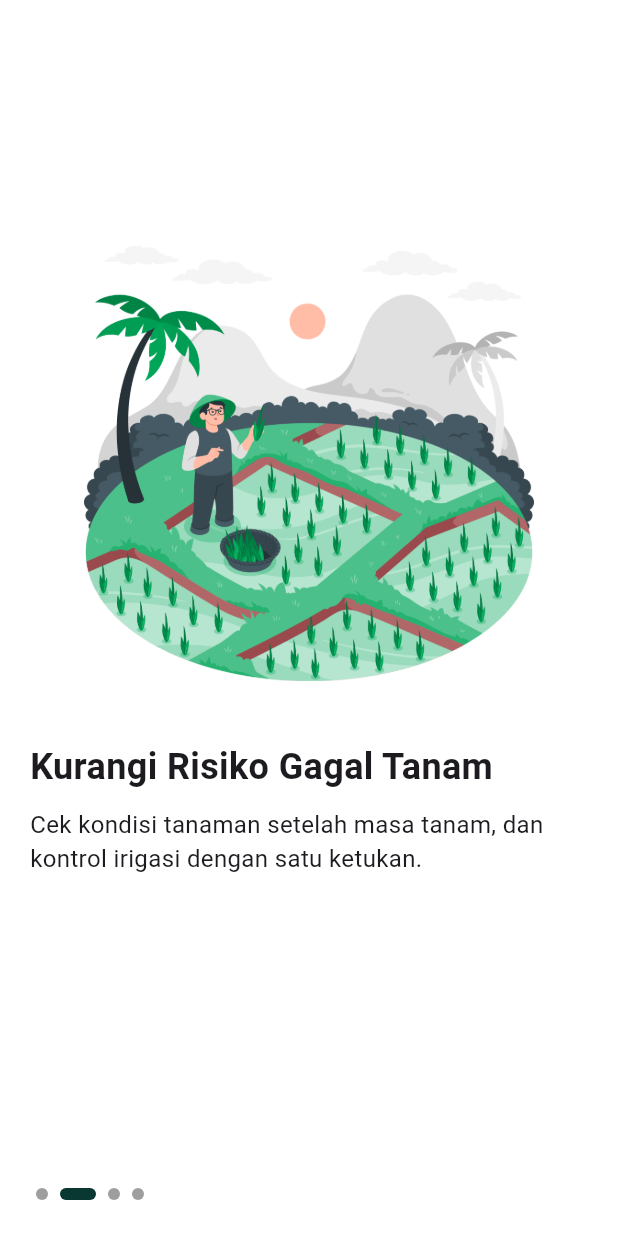
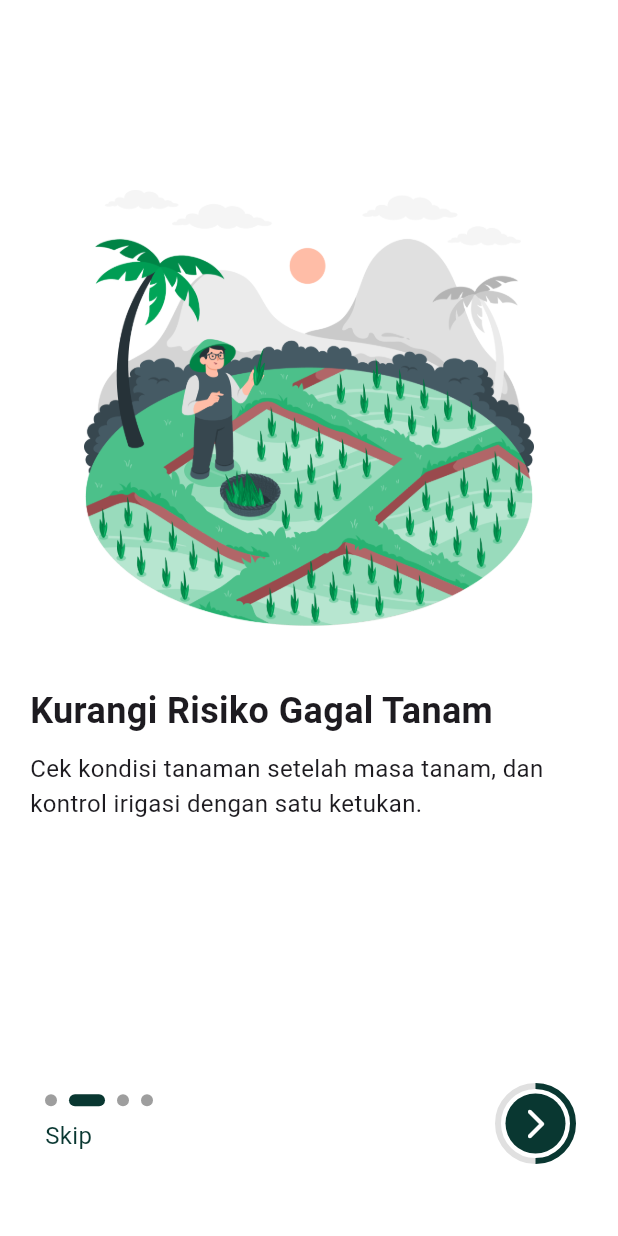
Before and after one commit to Edwin811/duri_care, a Flutter app: the screen it shows after launch, swiped to page 2, on a phone screen of 412 x 824 dp. Run offline on Flutter 3.47's test engine with Material 3 defaults, Android fonts, the phone set to English and light mode, and no system bars; our stand-ins replace cloud_firestore, firebase_auth, flutter_svg, get, google_sign_in, hive_flutter and 3 more; accounts and stored records are empty; statements that could not run were skipped.

Commit message:
feat: enhance onboarding progress indicator and UI layout

```diff
--- a/lib/features/onboarding/onboarding_controller.dart
+++ b/lib/features/onboarding/onboarding_controller.dart
@@ -6,6 +6,7 @@ import 'package:shared_preferences/shared_preferences.dart';
 class OnboardingController extends GetxController {
   final PageController pageController = PageController();
   final RxInt currentPage = 0.obs;
+  final RxDouble percentage = 0.25.obs;
   SharedPreferences? prefs;
 
   @override
--- a/lib/features/onboarding/onboarding_view.dart
+++ b/lib/features/onboarding/onboarding_view.dart
@@ -26,7 +26,11 @@ class OnboardingView extends GetView<OnboardingController> {
               Expanded(
                 child: PageView.builder(
                   controller: controller.pageController,
-                  onPageChanged: (index) => controller.currentPage.value = index,
+                  onPageChanged: (index) {
+                    controller.currentPage.value = index;
+                    controller.percentage.value =
+                        (index + 1) / contentsList.length;
+                  },
                   itemCount: contentsList.length,
                   itemBuilder: (context, index) {
                     return Column(
@@ -60,9 +64,13 @@ class OnboardingView extends GetView<OnboardingController> {
                 ),
               ),
               Padding(
-                padding: const EdgeInsets.all(24),
+                padding: const EdgeInsets.all(30),
                 child: Row(
                   mainAxisAlignment: MainAxisAlignment.spaceBetween,
+                  children: [
+                    Column(
+                      mainAxisAlignment: MainAxisAlignment.center,
+                      crossAxisAlignment: CrossAxisAlignment.start,
                       children: [
                         Row(
                           children: List.generate(
@@ -70,17 +78,65 @@ class OnboardingView extends GetView<OnboardingController> {
                             (index) => buildDot(index, context),
                           ),
                         ),
+                        const SizedBox(height: 8),
+                        Text(
+                          'Skip',
+                          style: TextStyle(
+                            color: AppColor.greenPrimary,
+                            fontSize: 16,
+                          ),
+                        ),
+                      ],
+                    ),
+                    GestureDetector(
+                      onTap: () {
+                        if (controller.currentPage.value ==
+                            contentsList.length - 1) {
+                          controller.completeOnboarding();
+                        } else {
+                          controller.nextPage();
+                        }
+                      },
+                      child: Obx(
+                        () => Stack(
+                          alignment: Alignment.center,
+                          children: [
+                            SizedBox(
+                              height: 50,
+                              width: 50,
+                              child: CircularProgressIndicator(
+                                backgroundColor: Colors.grey[300],
+                                value: controller.percentage.value,
+                                valueColor: AlwaysStoppedAnimation<Color>(
+                                  AppColor.greenPrimary,
+                                ),
+                              ),
+                            ),
+                            CircleAvatar(
+                              backgroundColor: AppColor.greenPrimary,
+                              child: const Icon(
+                                Icons.arrow_forward_ios_rounded,
+                                color: Colors.white,
+                              ),
+                            ),
                           ],
                         ),
                       ),
+                    ),
+                  ],
+                ),
+              ),
+              const SizedBox(height: 20),
             ],
           ),
         ],
       ),
     );
   }
+
   Widget buildDot(int index, BuildContext context) {
-    return Obx(() => AnimatedContainer(
+    return Obx(
+      () => AnimatedContainer(
         duration: const Duration(milliseconds: 500),
         curve: Curves.easeInOut,
         height: 8,
@@ -88,10 +144,12 @@ class OnboardingView extends GetView<OnboardingController> {
         margin: const EdgeInsets.only(right: 8),
         decoration: BoxDecoration(
           borderRadius: BorderRadius.circular(20),
-            color: controller.currentPage.value == index
+          color:
+              controller.currentPage.value == index
                   ? AppColor.greenPrimary
                   : Colors.grey,
         ),
-        ));
+      ),
+    );
   }
 }
```
Lines whose indentation alone changed are shown as unchanged.
